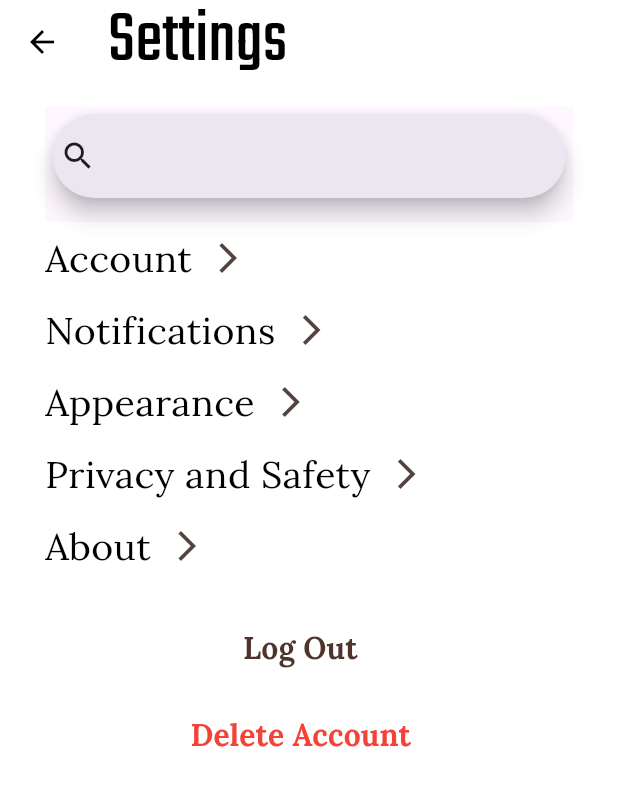
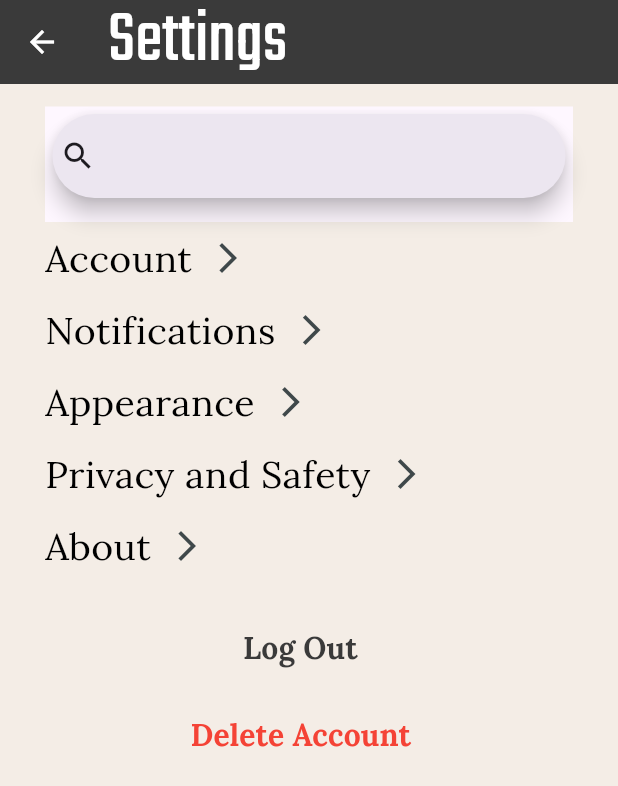
Before and after one commit to consnel8/FinalProject, a Flutter app: the HomeScreen screen opened directly, after a tap on the "menu" icon, on a phone screen of 412 x 824 dp. Shown: the top 786 px of the screen. Run offline on Flutter 3.47's test engine with Material 3 defaults, Android fonts, the light colour scheme and no system bars; our stand-ins replace adaptive_theme, flex_color_scheme, geolocator; network calls fail; project files that could hold a hidden picture were left out.

Commit message:
Update colour_theme.dart

```diff
--- a/finalproject/lib/colour_theme.dart
+++ b/finalproject/lib/colour_theme.dart
@@ -1,28 +1,14 @@
 import 'package:flex_color_scheme/flex_color_scheme.dart';
 import 'package:flutter/cupertino.dart';
 import 'package:flutter/material.dart';
-/// The [AppTheme] defines light and dark themes for the app.
-///
-/// Theme setup for FlexColorScheme package v8.
-/// Use same major flex_color_scheme package version. If you use a
-/// lower minor version, some properties may not be supported.
-/// In that case, remove them after copying this theme to your
-/// app or upgrade package to version 8.0.0.
-///
-/// Use in [MaterialApp] like this:
-///
-/// MaterialApp(
-///  theme: AppTheme.light,
-///  darkTheme: AppTheme.dark,
-///  :
-/// );
+
 sealed class AppTheme {
   // The defined light theme.
   static ThemeData light = FlexThemeData.light(
     colors: const FlexSchemeColor( // Custom
-      primary: Color(0xff4e342a),
+      primary: Color(0xFF3A3A3A),
       primaryContainer: Color(0xffdcedc8),
-      primaryLightRef: Color(0xff4e342a),
+      primaryLightRef: Color(0xFF3A3A3A),
       secondary: Color(0xfff8bbd0),
       secondaryContainer: Color(0xfff485b1),
       secondaryLightRef: Color(0xfff8bbd0),
@@ -31,7 +17,29 @@ sealed class AppTheme {
       tertiaryLightRef: Color(0xffffe082),
       appBarColor: Color(0xfff485b1),
       error: Color(0xffba1a1a),
-      errorContainer: Color(0xffffdad6),
+      errorContainer: Color(0xffba1a1a),
+    ),
+    surface: Color(0xFF3A3A3A),
+    scaffoldBackground: Color(0xFFF4EDE6),
+    textTheme: const TextTheme(
+      bodyMedium: TextStyle(
+        color: Color(0xFF000000)
+      ),
+      bodySmall: TextStyle(
+          color: Color(0xFF000000)
+      ),
+      bodyLarge: TextStyle(
+          color: Color(0xFF000000)
+      ),
+      headlineMedium: TextStyle(
+        color: Color(0xFFF4EDE6),
+      ),
+      headlineLarge: TextStyle(
+        color: Color(0xFFF4EDE6),
+      ),
+      headlineSmall: TextStyle(
+        color: Color(0xFFF4EDE6),
+      ),
     ),
     subThemesData: const FlexSubThemesData(
       interactionEffects: true,
@@ -48,20 +56,36 @@ sealed class AppTheme {
   );
   // The defined dark theme.
   static ThemeData dark = FlexThemeData.dark(
-    colors: const FlexSchemeColor(
-      primary: Color(0xffdfeecd),
-      primaryContainer: Color(0xff5f473e),
-      primaryLightRef: Color(0xff4e342a),
-      secondary: Color(0xfff590b8),
-      secondaryContainer: Color(0xfff8c1d4),
-      secondaryLightRef: Color(0xfff8bbd0),
-      tertiary: Color(0xff9ff1ff),
-      tertiaryContainer: Color(0xffffe38e),
-      tertiaryLightRef: Color(0xffffe082),
-      appBarColor: Color(0xfff590b8),
-      error: null,
-      errorContainer: null,
+    colors: const FlexSchemeColor( // Custom
+      primary: Color(0xffb3cf81),
+      primaryContainer: Color(0xFFF4EDE6),
+      primaryLightRef: Color(0xFFF4EDE6),
+      secondary: Color(0xffc66e95),
+      secondaryContainer: Color(0xffe17aa0),
+      secondaryLightRef: Color(0xffe17aa0),
+      tertiary: Color(0xff5eb5bf),
+      tertiaryContainer: Color(0xffe4ca74),
+      tertiaryLightRef: Color(0xffe4ca74),
+      appBarColor: Color(0xffda6995),
+      error: Color(0xffba1a1a),
+      errorContainer: Color(0xffba1a1a),
     ).defaultError.toDark(10, true),
+    surface: Color(0xFF3A3A3A),
+    scaffoldBackground: Color(0xFF3A3A3A),
+    textTheme: const TextTheme(
+        bodyMedium: TextStyle(
+            color: Color(0xFFF4EDE6),
+        ),
+      headlineMedium: TextStyle(
+        color: Color(0xFFF4EDE6),
+        ),
+      headlineLarge: TextStyle(
+        color: Color(0xFFF4EDE6),
+      ),
+      headlineSmall: TextStyle(
+        color: Color(0xFFF4EDE6),
+      ),
+    ),
     subThemesData: const FlexSubThemesData(
       interactionEffects: true,
       tintedDisabledControls: true,
```
